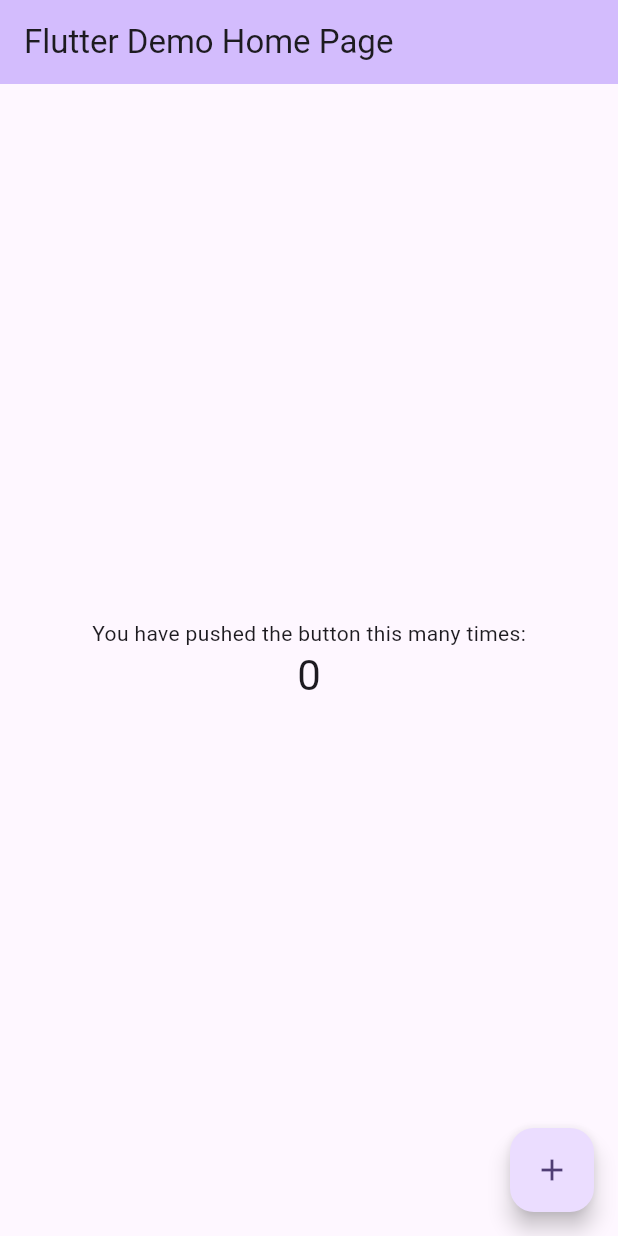
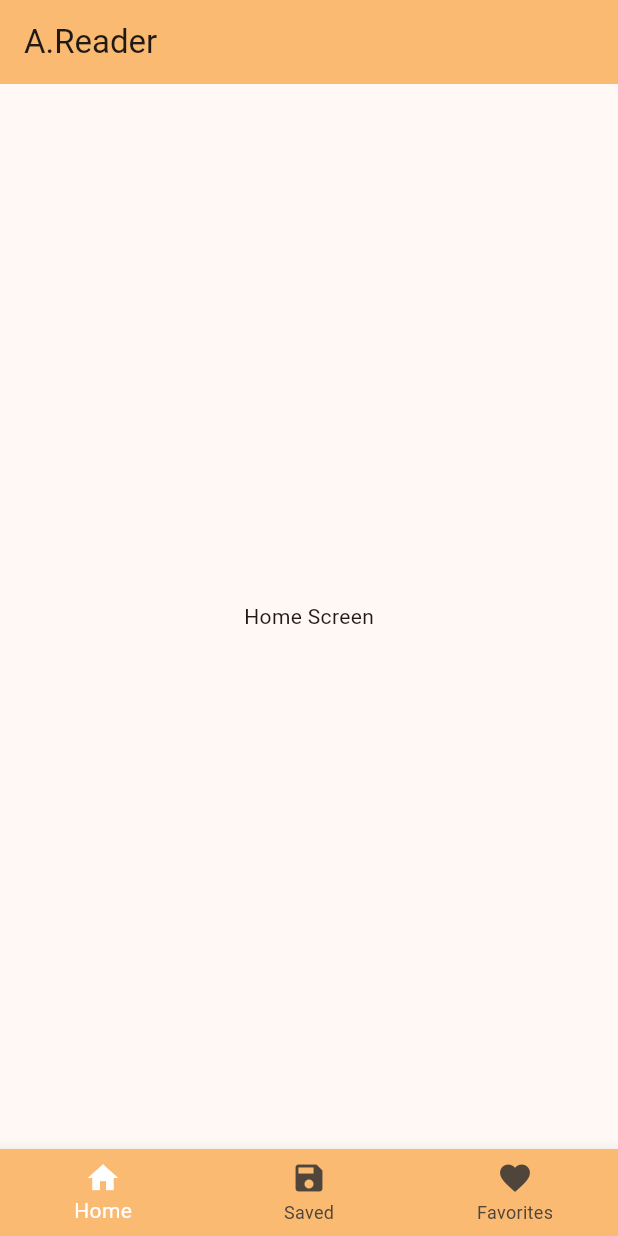
Before and after one commit to AsifHossainCSE/Book_Reader_Tracker, a Flutter app: the screen it shows after launch, on a phone screen of 412 x 824 dp. Run offline on Flutter 3.47's test engine with Material 3 defaults, Android fonts, the phone set to English and light mode, and no system bars.

Commit message:
Update project

```diff
--- a/lib/main.dart
+++ b/lib/main.dart
@@ -11,111 +11,61 @@ class MyApp extends StatelessWidget {
   @override
   Widget build(BuildContext context) {
     return MaterialApp(
+      debugShowCheckedModeBanner: false,
       title: 'Flutter Demo',
       theme: ThemeData(
-        // This is the theme of your application.
-        //
-        // TRY THIS: Try running your application with "flutter run". You'll see
-        // the application has a purple toolbar. Then, without quitting the app,
-        // try changing the seedColor in the colorScheme below to Colors.green
-        // and then invoke "hot reload" (save your changes or press the "hot
-        // reload" button in a Flutter-supported IDE, or press "r" if you used
-        // the command line to start the app).
-        //
-        // Notice that the counter didn't reset back to zero; the application
-        // state is not lost during the reload. To reset the state, use hot
-        // restart instead.
-        //
-        // This works for code too, not just values: Most code changes can be
-        // tested with just a hot reload.
-        colorScheme: .fromSeed(seedColor: Colors.deepPurple),
+        colorScheme: ColorScheme.fromSeed(seedColor: Colors.orangeAccent),
+        useMaterial3: true,
       ),
-      home: const MyHomePage(title: 'Flutter Demo Home Page'),
+      initialRoute: '/',
+
+      home: const MyHomePage(),
     );
   }
 }
 
 class MyHomePage extends StatefulWidget {
-  const MyHomePage({super.key, required this.title});
-
-  // This widget is the home page of your application. It is stateful, meaning
-  // that it has a State object (defined below) that contains fields that affect
-  // how it looks.
-
-  // This class is the configuration for the state. It holds the values (in this
-  // case the title) provided by the parent (in this case the App widget) and
-  // used by the build method of the State. Fields in a Widget subclass are
-  // always marked "final".
-
-  final String title;
+  const MyHomePage({super.key});
 
   @override
   State<MyHomePage> createState() => _MyHomePageState();
 }
 
 class _MyHomePageState extends State<MyHomePage> {
-  int _counter = 0;
+  int _currentIndex = 0;
 
-  void _incrementCounter() {
-    setState(() {
-      // This call to setState tells the Flutter framework that something has
-      // changed in this State, which causes it to rerun the build method below
-      // so that the display can reflect the updated values. If we changed
-      // _counter without calling setState(), then the build method would not be
-      // called again, and so nothing would appear to happen.
-      _counter++;
-    });
-  }
+  final List<Widget> _screens = const <Widget>[
+    Center(child: Text('Home Screen')),
+    Center(child: Text('Saved Screen')),
+    Center(child: Text('Favorites Screen')),
+  ];
 
   @override
   Widget build(BuildContext context) {
-    // This method is rerun every time setState is called, for instance as done
-    // by the _incrementCounter method above.
-    //
-    // The Flutter framework has been optimized to make rerunning build methods
-    // fast, so that you can just rebuild anything that needs updating rather
-    // than having to individually change instances of widgets.
     return Scaffold(
       appBar: AppBar(
-        // TRY THIS: Try changing the color here to a specific color (to
-        // Colors.amber, perhaps?) and trigger a hot reload to see the AppBar
-        // change color while the other colors stay the same.
         backgroundColor: Theme.of(context).colorScheme.inversePrimary,
-        // Here we take the value from the MyHomePage object that was created by
-        // the App.build method, and use it to set our appbar title.
-        title: Text(widget.title),
+        title: const Text('A.Reader'),
       ),
-      body: Center(
-        // Center is a layout widget. It takes a single child and positions it
-        // in the middle of the parent.
-        child: Column(
-          // Column is also a layout widget. It takes a list of children and
-          // arranges them vertically. By default, it sizes itself to fit its
-          // children horizontally, and tries to be as tall as its parent.
-          //
-          // Column has various properties to control how it sizes itself and
-          // how it positions its children. Here we use mainAxisAlignment to
-          // center the children vertically; the main axis here is the vertical
-          // axis because Columns are vertical (the cross axis would be
-          // horizontal).
-          //
-          // TRY THIS: Invoke "debug painting" (choose the "Toggle Debug Paint"
-          // action in the IDE, or press "p" in the console), to see the
-          // wireframe for each widget.
-          mainAxisAlignment: .center,
-          children: [
-            const Text('You have pushed the button this many times:'),
-            Text(
-              '$_counter',
-              style: Theme.of(context).textTheme.headlineMedium,
-            ),
-          ],
-        ),
-      ),
-      floatingActionButton: FloatingActionButton(
-        onPressed: _incrementCounter,
-        tooltip: 'Increment',
-        child: const Icon(Icons.add),
+      body: _screens[_currentIndex],
+      bottomNavigationBar: BottomNavigationBar(
+        currentIndex: _currentIndex,
+        backgroundColor: Theme.of(context).colorScheme.inversePrimary,
+        items: const <BottomNavigationBarItem>[
+          BottomNavigationBarItem(icon: Icon(Icons.home), label: 'Home'),
+          BottomNavigationBarItem(icon: Icon(Icons.save), label: 'Saved'),
+          BottomNavigationBarItem(
+            icon: Icon(Icons.favorite),
+            label: 'Favorites',
+          ),
+        ],
+        selectedItemColor: Theme.of(context).colorScheme.onPrimary,
+        unselectedItemColor: Theme.of(context).colorScheme.onSurfaceVariant,
+        onTap: (value) {
+          setState(() {
+            _currentIndex = value;
+          });
+        },
       ),
     );
   }
```
